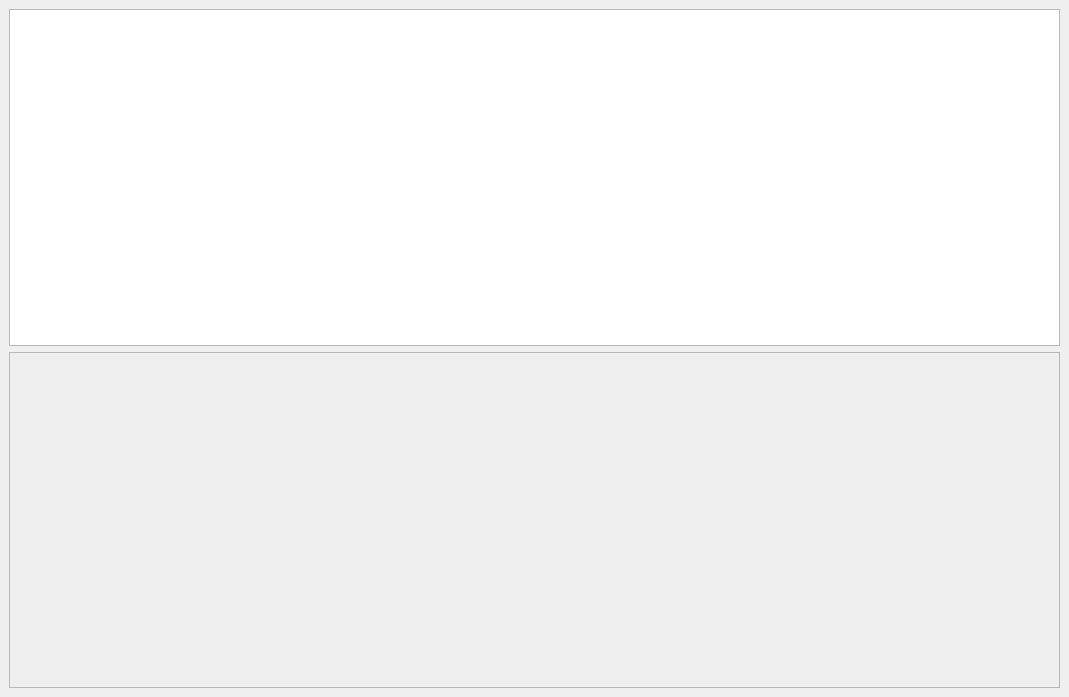
First picture: the form in org.nickvision.tubeconverter.qt/src/views/mainwindow.ui, repository NickvisionApps/Parabolic, before the edit.
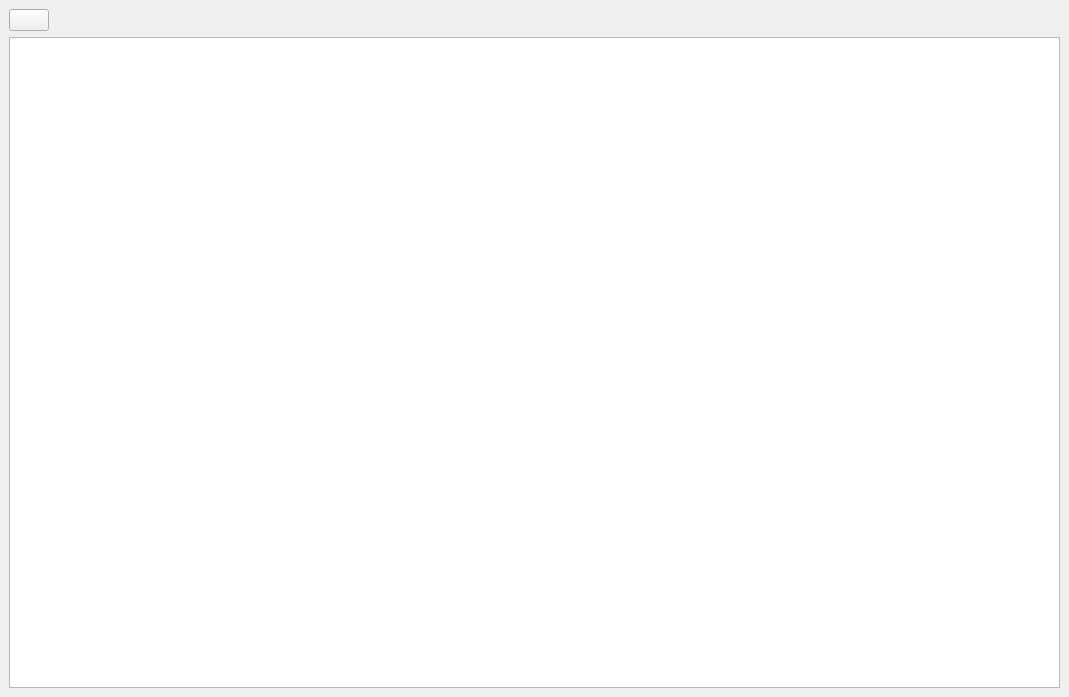
Second picture: the form after the edit. The open tabs and pages were chosen to show the change. Icons and pictures are not drawn.

Commit message: Qt - (WIP) New Download Pages

What changed in the file:
```diff
--- a/org.nickvision.tubeconverter.qt/src/views/mainwindow.ui
+++ b/org.nickvision.tubeconverter.qt/src/views/mainwindow.ui
@@ -202,28 +202,68 @@
       <widget class="QWidget" name="pageDownloads">
        <layout class="QVBoxLayout" name="verticalLayout_5">
         <item>
-         <widget class="QListWidget" name="listDownloads">
-          <property name="spacing">
-           <number>6</number>
+         <layout class="QHBoxLayout" name="horizontalLayout">
+          <item>
+           <widget class="QPushButton" name="btnStopAllDownloads">
+            <property name="icon">
+             <iconset theme="media-playback-stop"/>
           </property>
          </widget>
         </item>
         <item>
-         <widget class="QScrollArea" name="scrollLog">
-          <property name="minimumSize">
+           <spacer name="horizontalSpacer_3">
+            <property name="orientation">
+             <enum>Qt::Orientation::Horizontal</enum>
+            </property>
+            <property name="sizeHint" stdset="0">
            <size>
-            <width>0</width>
-            <height>300</height>
-           </size>
-          </property>
-          <property name="maximumSize">
+              <width>40</width>
+              <height>20</height>
+             </size>
+            </property>
+           </spacer>
+          </item>
+         </layout>
+        </item>
+        <item>
+         <widget class="QListWidget" name="listDownloading">
+          <property name="spacing">
+           <number>6</number>
+          </property>
+         </widget>
+        </item>
+       </layout>
+      </widget>
+      <widget class="QWidget" name="pageQueued">
+       <layout class="QVBoxLayout" name="verticalLayout_3">
+        <item>
+         <layout class="QHBoxLayout" name="horizontalLayout_3">
+          <item>
+           <widget class="QPushButton" name="btnClearQueuedDownloads">
+            <property name="icon">
+             <iconset theme="edit-clear"/>
+            </property>
+           </widget>
+          </item>
+          <item>
+           <spacer name="horizontalSpacer_4">
+            <property name="orientation">
+             <enum>Qt::Orientation::Horizontal</enum>
+            </property>
+            <property name="sizeHint" stdset="0">
            <size>
-            <width>16777215</width>
-            <height>400</height>
-           </size>
-          </property>
-          <property name="widgetResizable">
-           <bool>true</bool>
+              <width>40</width>
+              <height>20</height>
+             </size>
+            </property>
+           </spacer>
+          </item>
+         </layout>
+        </item>
+        <item>
+         <widget class="QListWidget" name="listQueued">
+          <property name="spacing">
+           <number>6</number>
           </property>
           <widget class="QWidget" name="scrollLogWidgetContents">
            <property name="geometry">
```
Left out of the diff: 67 changed lines with no effect on the pictures. Lines whose indentation alone changed are shown as unchanged. The commit also changes 44 other files.
